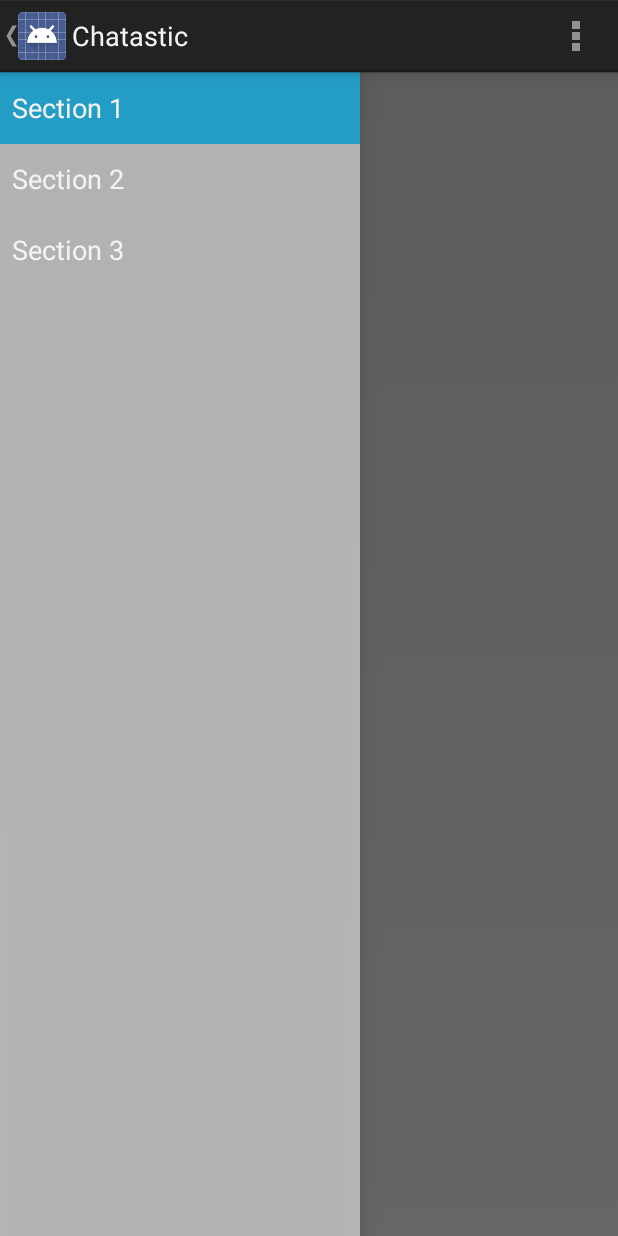
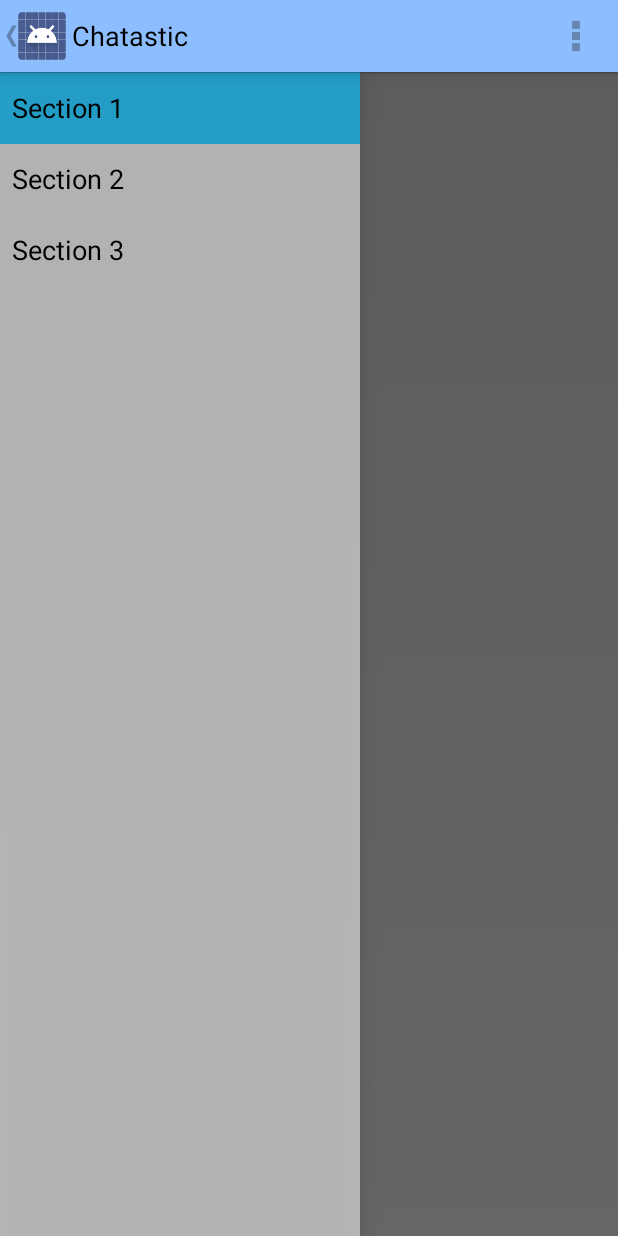
Before and after one commit to stereotype13/Chatastic_Android, an Android app: the screen it shows after launch (MainActivity), on a phone screen of 412 x 824 dp. Run offline under Robolectric (Android 15) with nearby library versions, the phone set to English and light mode, and no system bars; libraries missing offline, so code that uses them is left out: com.squareup.otto, se.emilsjolander.sprinkles; 28 statements that could not run were skipped.

Commit message:
Messed with themes

```diff
--- a/app/src/main/AndroidManifest.xml
+++ b/app/src/main/AndroidManifest.xml
@@ -25,6 +25,7 @@
         android:theme="@style/AppTheme" >
         <activity
             android:name=".MainActivity"
+            android:theme="@style/MyCustomTheme"
             android:label="@string/app_name" >
             <intent-filter>
                 <action android:name="android.intent.action.MAIN" />
--- a/app/src/main/res/menu/main.xml
+++ b/app/src/main/res/menu/main.xml
@@ -1,6 +1,7 @@
 <menu xmlns:android="http://schemas.android.com/apk/res/android"
     xmlns:tools="http://schemas.android.com/tools"
-    tools:context=".MainActivity" >
+    tools:context=".MainActivity"
+    >
     <item android:id="@+id/action_example"
         android:title="@string/action_example"
         android:showAsAction="withText|ifRoom" />
--- a/app/src/main/res/values/styles.xml
+++ b/app/src/main/res/values/styles.xml
@@ -2,7 +2,14 @@
 
     <!-- Base application theme. -->
     <style name="AppTheme" parent="android:Theme.Holo.Light.DarkActionBar">
-        <!-- Customize your theme here. -->
+    </style>
+
+    <style name="MyCustomTheme" parent="@android:style/Theme.Holo.Light">
+        <item name="android:actionBarStyle">@style/MyActionBarTheme</item>
+    </style>
+
+    <style name="MyActionBarTheme" parent="@android:style/Widget.Holo.Light.ActionBar">
+        <item name="android:background">#ff8cbdff</item>
     </style>
 
 </resources>
```
